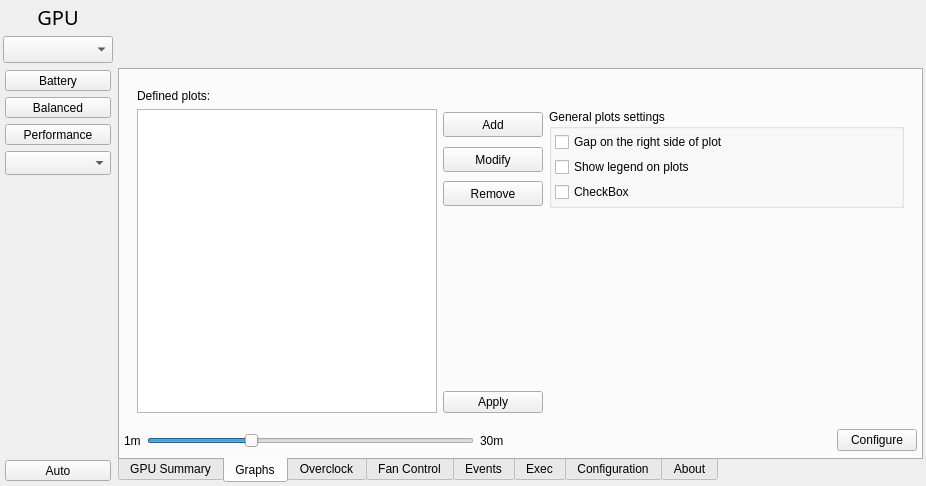
marazmista/radeon-profile, file radeon-profile/radeon_profile.ui: the form before one commit.
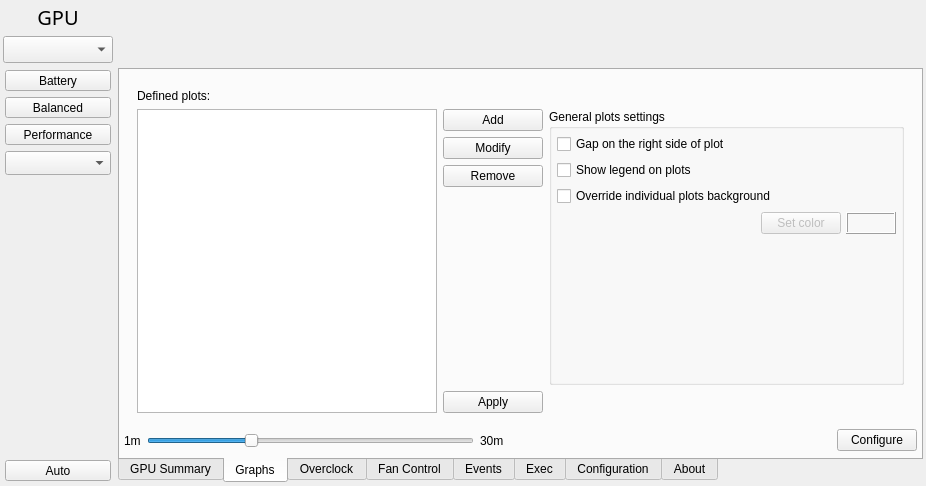
The form after the commit. The open tabs and pages were chosen to show the change. Icons and pictures are not drawn.

Commit message: added option to override individual plots background

```diff
--- a/radeon-profile/radeon_profile.ui
+++ b/radeon-profile/radeon_profile.ui
@@ -857,62 +857,60 @@
                 </column>
                </widget>
               </item>
-              <item row="5" column="2">
-               <spacer name="horizontalSpacer_8">
-                <property name="orientation">
-                 <enum>Qt::Horizontal</enum>
-                </property>
-                <property name="sizeHint" stdset="0">
-                 <size>
-                  <width>40</width>
-                  <height>20</height>
-                 </size>
-                </property>
-               </spacer>
-              </item>
-              <item row="1" column="2" rowspan="3">
+              <item row="1" column="2" rowspan="4">
                <widget class="QGroupBox" name="groupBox">
                 <property name="title">
                  <string>General plots settings</string>
                 </property>
-                <layout class="QVBoxLayout" name="verticalLayout_24">
-                 <property name="spacing">
-                  <number>5</number>
-                 </property>
+                <layout class="QGridLayout" name="gridLayout_18">
                  <property name="leftMargin">
-                  <number>3</number>
+                  <number>5</number>
                  </property>
                  <property name="topMargin">
-                  <number>3</number>
+                  <number>5</number>
                  </property>
                  <property name="rightMargin">
-                  <number>3</number>
+                  <number>5</number>
                  </property>
                  <property name="bottomMargin">
-                  <number>3</number>
+                  <number>5</number>
                  </property>
-                 <item>
-                  <widget class="QCheckBox" name="cb_plotsRightGap">
-                   <property name="text">
-                    <string>Gap on the right side of plot</string>
+                 <property name="horizontalSpacing">
+                  <number>5</number>
+                 </property>
+                 <item row="3" column="1">
+                  <widget class="QPushButton" name="btn_setPlotsBackground">
+                   <property name="enabled">
+                    <bool>false</bool>
                    </property>
-                  </widget>
-                 </item>
-                 <item>
-                  <widget class="QCheckBox" name="cb_showLegends">
                    <property name="text">
-                    <string>Show legend on plots</string>
+                    <string>Set color</string>
                    </property>
                   </widget>
                  </item>
-                 <item>
-                  <widget class="QCheckBox" name="checkBox">
-                   <property name="text">
-                    <string>CheckBox</string>
+                 <item row="3" column="2">
+                  <widget class="QFrame" name="frame_plotsBackground">
+                   <property name="minimumSize">
+                    <size>
+                     <width>50</width>
+                     <height>0</height>
+                    </size>
                    </property>
+                   <property name="maximumSize">
+                    <size>
+                     <width>50</width>
+                     <height>16777215</height>
+                    </size>
+                   </property>
+                   <property name="frameShape">
+                    <enum>QFrame::Box</enum>
+                   </property>
+                   <property name="frameShadow">
+                    <enum>QFrame::Raised</enum>
+                   </property>
                   </widget>
                  </item>
-                 <item>
+                 <item row="4" column="1">
                   <spacer name="verticalSpacer_7">
                    <property name="orientation">
                     <enum>Qt::Vertical</enum>
@@ -925,6 +923,43 @@
                    </property>
                   </spacer>
                  </item>
+                 <item row="3" column="0">
+                  <spacer name="horizontalSpacer_5">
+                   <property name="orientation">
+                    <enum>Qt::Horizontal</enum>
+                   </property>
+                   <property name="sizeType">
+                    <enum>QSizePolicy::Expanding</enum>
+                   </property>
+                   <property name="sizeHint" stdset="0">
+                    <size>
+                     <width>40</width>
+                     <height>20</height>
+                    </size>
+                   </property>
+                  </spacer>
+                 </item>
+                 <item row="2" column="0" colspan="3">
+                  <widget class="QCheckBox" name="cb_overridePlotsBg">
+                   <property name="text">
+                    <string>Override individual plots background</string>
+                   </property>
+                  </widget>
+                 </item>
+                 <item row="1" column="0" colspan="3">
+                  <widget class="QCheckBox" name="cb_showLegends">
+                   <property name="text">
+                    <string>Show legend on plots</string>
+                   </property>
+                  </widget>
+                 </item>
+                 <item row="0" column="0" colspan="3">
+                  <widget class="QCheckBox" name="cb_plotsRightGap">
+                   <property name="text">
+                    <string>Gap on the right side of plot</string>
+                   </property>
+                  </widget>
+                 </item>
                 </layout>
                </widget>
               </item>
```
Left out of the diff: 39 changed lines with no effect on the pictures. The commit also changes 7 other files.
